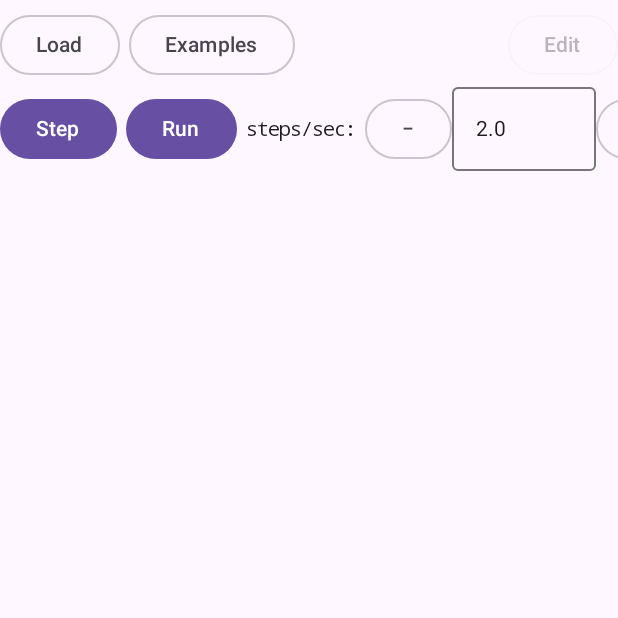
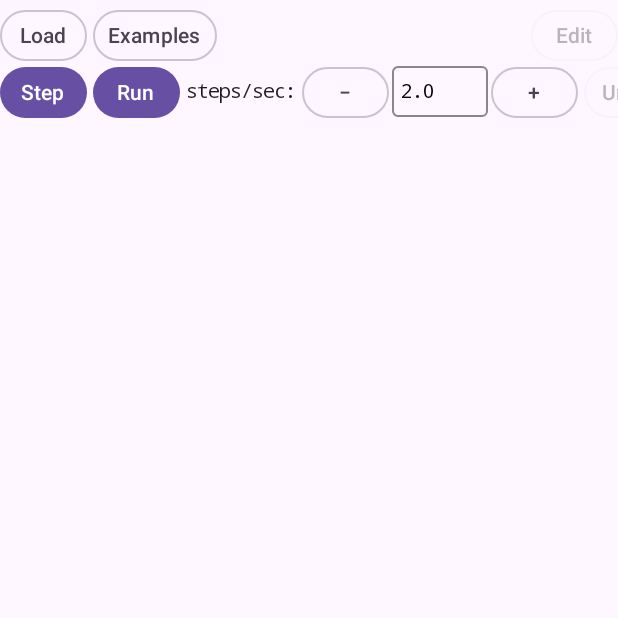
Before and after one commit to manfredscheucher/ktoy, an Android app built with Jetpack Compose: the composable Controls shown on its own in the app's theme, on a phone screen of 412 x 824 dp, the top half of it. Run offline under Robolectric (Android 15) with nearby library versions, the light colour scheme and no system bars; our stand-ins replace Compose Multiplatform resources.

Commit message:
phone layout: panel tabs, compact bar, auto I/O panel

```diff
--- a/composeApp/src/commonMain/kotlin/org/bytefred/ktoy/ui/MenuBar.kt
+++ b/composeApp/src/commonMain/kotlin/org/bytefred/ktoy/ui/MenuBar.kt
@@ -109,7 +109,7 @@ fun SimMenuBar(vm: SimViewModel, onBrowseExamples: () -> Unit) {
             CheckItem("Line numbers", vm.showLineNumbers) {
                 vm.showLineNumbers = !vm.showLineNumbers
             }
-            CheckItem("I/O panel", vm.showIo) { vm.showIo = !vm.showIo }
+            CheckItem("I/O panel", vm.showIo) { vm.toggleIo() }
             HorizontalDivider()
             // Layout: AUTO (by window size) / PORTRAIT (stacked) / LANDSCAPE
             // (side by side). A flat radio group rather than a nested submenu,
--- a/composeApp/src/commonMain/kotlin/org/bytefred/ktoy/ui/SimulatorScreen.kt
+++ b/composeApp/src/commonMain/kotlin/org/bytefred/ktoy/ui/SimulatorScreen.kt
@@ -17,7 +17,11 @@ import androidx.compose.foundation.rememberScrollState
 import androidx.compose.foundation.shape.RoundedCornerShape
 import androidx.compose.foundation.verticalScroll
 import androidx.compose.material3.Button
+import androidx.compose.foundation.layout.PaddingValues
 import androidx.compose.foundation.layout.width
+import androidx.compose.foundation.layout.height
+import androidx.compose.foundation.text.BasicTextField
+import androidx.compose.material3.FilterChip
 import androidx.compose.material3.OutlinedButton
 import androidx.compose.material3.OutlinedTextField
 import androidx.compose.material3.Text
@@ -149,11 +153,33 @@ fun SimulatorScreen(vm: SimViewModel, onLoad: () -> Unit) {
                     if (vm.hasSource) src(Modifier.weight(1f).fillMaxSize())
                     mem(Modifier.weight(1f).fillMaxSize())
                 }
+            } else if (maxWidth < TABS_MAX_WIDTH && cols > 1) {
+                // Phones: one panel at a time, chosen by tabs, so it gets the
+                // full height instead of a third of it.
+                val tab = vm.visibleTab()
+                Column(Modifier.fillMaxSize()) {
+                    Row(
+                        Modifier.fillMaxWidth().padding(bottom = 2.dp),
+                        horizontalArrangement = Arrangement.spacedBy(4.dp),
+                    ) {
+                        if (vm.hasCSource) PanelTabChip("C", tab == PanelTab.C) { vm.phoneTab = PanelTab.C }
+                        if (vm.hasSource) PanelTabChip("Assembly", tab == PanelTab.ASM) { vm.phoneTab = PanelTab.ASM }
+                        PanelTabChip("Memory", tab == PanelTab.MEMORY) { vm.phoneTab = PanelTab.MEMORY }
+                    }
+                    val fill = Modifier.weight(1f).fillMaxWidth()
+                    when (tab) {
+                        PanelTab.C -> cCol(fill)
+                        PanelTab.ASM -> src(fill)
+                        PanelTab.MEMORY -> mem(fill)
+                    }
+                }
             } else {
+                // Stacked: memory gets twice the height of C / assembly, since it
+                // carries the status block on top of the 256-byte listing.
                 Column(Modifier.fillMaxSize()) {
                     if (vm.hasCSource) cCol(Modifier.weight(1f).fillMaxWidth())
                     if (vm.hasSource) src(Modifier.weight(1f).fillMaxWidth())
-                    mem(Modifier.weight(1f).fillMaxWidth())
+                    mem(Modifier.weight(2f).fillMaxWidth())
                 }
             }
         }
@@ -539,35 +565,39 @@ private fun Controls(vm: SimViewModel, onLoad: () -> Unit, onEdit: () -> Unit) {
     val m = vm.machine
     val loadFromDisk = rememberFileLoader { name, text -> vm.loadFromFile(name, text) }
 
+    BoxWithConstraints(Modifier.fillMaxWidth().padding(top = 6.dp)) {
+        val oneRowMin = if (fileReloadSupported) CONTROLS_ONE_ROW_MIN_RELOAD else CONTROLS_ONE_ROW_MIN
+        // narrow screens (phones) get two rows of compact, low controls so the
+        // panels keep as much height as possible
+        val compact = maxWidth < oneRowMin
+
         // Order like pytoy: Load Examples Reload | Step Run steps/sec Undo Reset | Edit.
         val fileGroup: @Composable () -> Unit = {
-        if (fileLoadSupported) {
-            OutlinedButton(onClick = loadFromDisk) { Text("Load") }
-        }
-        OutlinedButton(onClick = onLoad) { Text("Examples") }
+            if (fileLoadSupported) CtlButton("Load", compact, onClick = loadFromDisk)
+            CtlButton("Examples", compact, onClick = onLoad)
             if (fileReloadSupported) {
-            OutlinedButton(onClick = { vm.reload() }, enabled = vm.canReload) { Text("Reload") }
+                CtlButton("Reload", compact, enabled = vm.canReload) { vm.reload() }
             }
         }
         val runGroup: @Composable () -> Unit = {
-        Button(onClick = { vm.step() }, enabled = m?.stopped == false && !vm.running) { Text("Step") }
-        Button(onClick = { vm.toggleRun() }, enabled = m?.stopped == false) { Text(if (vm.running) "Stop" else "Run") }
-        StepsPerSecInput(vm.stepsPerSecond) { vm.stepsPerSecond = it }
-        OutlinedButton(onClick = { vm.stepBack() }, enabled = m?.canUndo == true) { Text("Undo") }
-        OutlinedButton(onClick = { vm.reset() }, enabled = m?.canUndo == true) { Text("Reset") }
+            CtlButton("Step", compact, filled = true, enabled = m?.stopped == false && !vm.running) { vm.step() }
+            CtlButton(if (vm.running) "Stop" else "Run", compact, filled = true, enabled = m?.stopped == false) {
+                vm.toggleRun()
+            }
+            StepsPerSecInput(vm.stepsPerSecond, compact) { vm.stepsPerSecond = it }
+            CtlButton("Undo", compact, enabled = m?.canUndo == true) { vm.stepBack() }
+            CtlButton("Reset", compact, enabled = m?.canUndo == true) { vm.reset() }
         }
         // Edit the value at the address selected in the CPU & memory panel;
         // enabled only when such a selection exists. On touch this is THE way to
         // edit (double-tap is the desktop/web shortcut), so it must never be clipped.
         val edit: @Composable () -> Unit = {
-        OutlinedButton(onClick = onEdit, enabled = vm.memSelectedAddr != null) { Text("Edit") }
+            CtlButton("Edit", compact, enabled = vm.memSelectedAddr != null, onClick = onEdit)
         }
         val center = androidx.compose.ui.Alignment.CenterVertically
-    val gap = Arrangement.spacedBy(6.dp)
+        val gap = Arrangement.spacedBy(if (compact) 4.dp else 6.dp)
 
-    BoxWithConstraints(Modifier.fillMaxWidth().padding(top = 6.dp)) {
-        val oneRowMin = if (fileReloadSupported) CONTROLS_ONE_ROW_MIN_RELOAD else CONTROLS_ONE_ROW_MIN
-        if (maxWidth >= oneRowMin) {
+        if (!compact) {
             // wide: one row, gaps pushing the run group to the middle and Edit right
             Row(Modifier.fillMaxWidth(), verticalAlignment = center, horizontalArrangement = gap) {
                 fileGroup()
@@ -577,9 +607,9 @@ private fun Controls(vm: SimViewModel, onLoad: () -> Unit, onEdit: () -> Unit) {
                 edit()
             }
         } else {
-            // narrow (phones): two rows so nothing is squeezed or cut off. Row 1:
-            // file group + Edit far right; row 2: run controls, scrollable if
-            // they still don't fit.
+            // narrow: two rows so nothing is squeezed or cut off. Row 1: file
+            // group + Edit far right; row 2: run controls, scrollable if they
+            // still don't fit.
             Column(verticalArrangement = Arrangement.spacedBy(4.dp)) {
                 Row(Modifier.fillMaxWidth(), verticalAlignment = center, horizontalArrangement = gap) {
                     fileGroup()
@@ -598,11 +628,45 @@ private fun Controls(vm: SimViewModel, onLoad: () -> Unit, onEdit: () -> Unit) {
     }
 }
 
-// Below this width the bottom bar splits into two rows. The one-row bar needs
-// about 950 dp of content (Material3 button min widths + the 96 dp steps/sec
-// field), plus ~100 dp more when Reload is shown (desktop).
+// Below this width a stacked layout shows one panel at a time (tabs), so each
+// gets the full height. Phones are ~360-430 dp wide, small tablets ~600 dp.
+private val TABS_MAX_WIDTH = 600.dp
+
+/** One tab of the phone panel switcher. */
+@Composable
+private fun PanelTabChip(label: String, selected: Boolean, onClick: () -> Unit) {
+    FilterChip(selected = selected, onClick = onClick, label = { Text(label) })
+}
+
+// Below this width the bottom bar splits into two compact rows. The one-row bar
+// needs about 950 dp of content (Material3 button min widths + the 96 dp
+// steps/sec field), plus ~100 dp more when Reload is shown (desktop).
 private val CONTROLS_ONE_ROW_MIN = 1000.dp
 private val CONTROLS_ONE_ROW_MIN_RELOAD = 1100.dp
+
+// Height of a compact (phone) control, instead of Material3's 40 dp buttons and
+// the 56 dp text field.
+private val COMPACT_HEIGHT = 34.dp
+private val COMPACT_PADDING = PaddingValues(horizontal = 10.dp, vertical = 0.dp)
+
+/** A bottom-bar button: filled (Step/Run) or outlined; low and tight when [compact]. */
+@Composable
+private fun CtlButton(
+    label: String,
+    compact: Boolean,
+    filled: Boolean = false,
+    enabled: Boolean = true,
+    onClick: () -> Unit,
+) {
+    val mod = if (compact) Modifier.height(COMPACT_HEIGHT) else Modifier
+    if (filled) {
+        if (compact) Button(onClick, mod, enabled, contentPadding = COMPACT_PADDING) { Text(label) }
+        else Button(onClick, mod, enabled) { Text(label) }
+    } else {
+        if (compact) OutlinedButton(onClick, mod, enabled, contentPadding = COMPACT_PADDING) { Text(label) }
+        else OutlinedButton(onClick, mod, enabled) { Text(label) }
+    }
+}
 
 // steps/sec range (float, like pytoy's QDoubleSpinBox).
 private const val SPS_MIN = 0.1
@@ -614,10 +678,11 @@ private const val SPS_STEP = 0.5
  * decimal so the user sees that sub-1 values are allowed (e.g. "0.5"). The field
  * accepts any float in [SPS_MIN, SPS_MAX]; the buttons nudge by [SPS_STEP].
  * Shape copied from kotlin-common's IntegerInput, adapted to Float (no shared
- * dependency, per the house rules). pytoy's spin_speed.
+ * dependency, per the house rules). pytoy's spin_speed. [compact] (phones) uses
+ * a low bordered field instead of the 56 dp Material text field.
  */
 @Composable
-private fun StepsPerSecInput(value: Double, onValueChange: (Double) -> Unit) {
+private fun StepsPerSecInput(value: Double, compact: Boolean, onValueChange: (Double) -> Unit) {
     Text("steps/sec:", style = MonoStyle)
     // Local edit buffer so a half-typed value (e.g. "0.") isn't clobbered while
     // typing. Re-sync it from [value] only when a ± button moved the value away
@@ -627,34 +692,54 @@ private fun StepsPerSecInput(value: Double, onValueChange: (Double) -> Unit) {
     LaunchedEffect(value) {
         if (text.toDoubleOrNull() != value) text = fmt1(value)
     }
-    Row(verticalAlignment = androidx.compose.ui.Alignment.CenterVertically) {
-        // Text "−"/"+" buttons rather than material-icons, to avoid pulling in the
-        // icons dependency (ktoy keeps its deps minimal).
-        OutlinedButton(
-            onClick = { onValueChange((value - SPS_STEP).coerceIn(SPS_MIN, SPS_MAX)) },
-            enabled = value > SPS_MIN,
-            contentPadding = androidx.compose.foundation.layout.PaddingValues(horizontal = 10.dp),
-        ) { Text("−") }
-        OutlinedTextField(
-            value = text,
-            onValueChange = {
+    val onText: (String) -> Unit = {
         text = it
-                // Only commit a value that's already IN range, so an
-                // in-progress keystroke ("0." → 0.0, below SPS_MIN) isn't
-                // coerced up and then written back over what the user is
-                // typing. The field re-clamps on the ± buttons / resync.
+        // Only commit a value that's already IN range, so an in-progress
+        // keystroke ("0." → 0.0, below SPS_MIN) isn't coerced up and then
+        // written back over what the user is typing. The field re-clamps on
+        // the ± buttons / resync.
         it.toDoubleOrNull()?.let { v ->
             if (v in SPS_MIN..SPS_MAX) onValueChange(v)
         }
+    }
+    Row(
+        verticalAlignment = androidx.compose.ui.Alignment.CenterVertically,
+        horizontalArrangement = Arrangement.spacedBy(if (compact) 2.dp else 0.dp),
+    ) {
+        // Text "−"/"+" buttons rather than material-icons, to avoid pulling in the
+        // icons dependency (ktoy keeps its deps minimal).
+        CtlButton("−", compact, enabled = value > SPS_MIN) {
+            onValueChange((value - SPS_STEP).coerceIn(SPS_MIN, SPS_MAX))
+        }
+        if (compact) {
+            BasicTextField(
+                value = text,
+                onValueChange = onText,
+                singleLine = true,
+                textStyle = MonoStyle,
+                modifier = Modifier.width(64.dp).height(COMPACT_HEIGHT),
+                // centre the text vertically instead of fixed padding, so a larger
+                // system font scale doesn't clip it
+                decorationBox = { inner ->
+                    Box(
+                        Modifier.fillMaxSize()
+                            .border(1.dp, Color(0xFF888888), RoundedCornerShape(4.dp))
+                            .padding(horizontal = 6.dp),
+                        contentAlignment = androidx.compose.ui.Alignment.CenterStart,
+                    ) { inner() }
                 },
+            )
+        } else {
+            OutlinedTextField(
+                value = text,
+                onValueChange = onText,
                 singleLine = true,
                 modifier = Modifier.width(96.dp),
             )
-        OutlinedButton(
-            onClick = { onValueChange((value + SPS_STEP).coerceIn(SPS_MIN, SPS_MAX)) },
-            enabled = value < SPS_MAX,
-            contentPadding = androidx.compose.foundation.layout.PaddingValues(horizontal = 10.dp),
-        ) { Text("+") }
+        }
+        CtlButton("+", compact, enabled = value < SPS_MAX) {
+            onValueChange((value + SPS_STEP).coerceIn(SPS_MIN, SPS_MAX))
+        }
     }
 }
 
```
Also changed, not shown: composeApp/src/commonMain/kotlin/org/bytefred/ktoy/ui/SimViewModel.kt (+55 -1 lines), 2 other files. Lines whose indentation alone changed are shown as unchanged.
